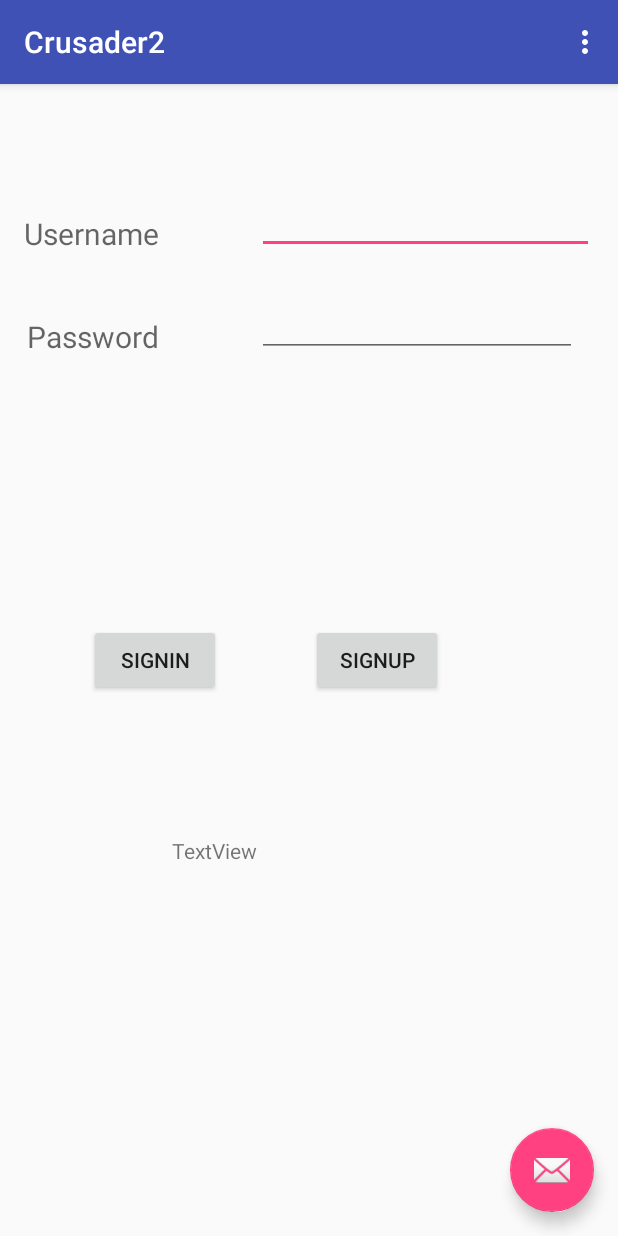
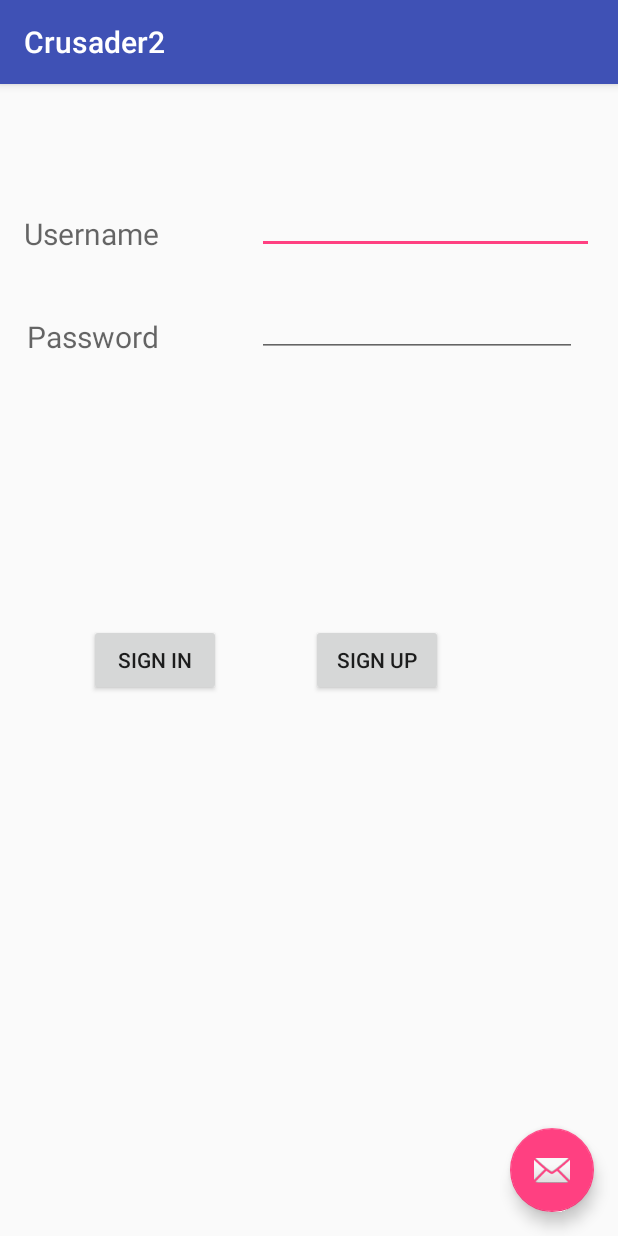
Before and after one commit to shubam123/crusaders-journalism, an Android app: the screen it shows after launch (MainActivity), on a phone screen of 412 x 824 dp. Run offline under Robolectric (Android 15) with nearby library versions, the phone set to English and light mode, and no system bars.

Commit message:
fifth commit

```diff
--- a/Crusader2/app/src/main/AndroidManifest.xml
+++ b/Crusader2/app/src/main/AndroidManifest.xml
@@ -8,7 +8,6 @@
         android:allowBackup="true"
         android:icon="@mipmap/ic_launcher"
         android:label="@string/app_name"
-
         android:supportsRtl="true"
         android:theme="@style/AppTheme">
         <activity
@@ -21,6 +20,7 @@
                 <category android:name="android.intent.category.LAUNCHER" />
             </intent-filter>
         </activity>
+        <activity android:name=".Signup"></activity>
     </application>
 
 </manifest>
--- a/Crusader2/app/src/main/res/layout/content_main.xml
+++ b/Crusader2/app/src/main/res/layout/content_main.xml
@@ -49,19 +49,18 @@
     <Button
         android:layout_width="wrap_content"
         android:layout_height="wrap_content"
-        android:text="Signin"
+        android:text="Sign in"
         android:id="@+id/button1"
         android:layout_centerVertical="true"
         android:layout_toLeftOf="@+id/editText2"
         android:layout_toStartOf="@+id/editText2"
         android:layout_marginRight="24dp"
-        android:layout_marginEnd="24dp"
-        android:onClick="onClick (MainActivity)" />
+        android:layout_marginEnd="24dp" />
 
     <Button
         android:layout_width="wrap_content"
         android:layout_height="wrap_content"
-        android:text="SignUp"
+        android:text="Sign Up"
         android:id="@+id/button2"
         android:layout_centerVertical="true"
         android:layout_alignLeft="@+id/editText2"
@@ -80,12 +79,17 @@
         android:id="@+id/editText2" />
 
     <TextView
-        android:text="TextView"
         android:layout_width="wrap_content"
         android:layout_height="wrap_content"
+        android:layout_marginTop="69dp"
+        android:id="@+id/textView"
         android:layout_below="@+id/button1"
-        android:layout_toStartOf="@+id/button2"
-        android:layout_marginTop="93dp"
-        android:id="@+id/textView" />
+        tools:textSize="40sp"
+        android:layout_alignParentRight="true"
+        android:layout_alignParentEnd="true"
+        android:layout_alignParentLeft="true"
+        android:layout_alignParentStart="true"
+        android:textAlignment="center"
+        android:textStyle="normal|bold" />
 
 </RelativeLayout>
```
Also changed, not shown: Crusader2/app/src/main/java/com/example/aman/crusader2/MainActivity.java (+118 -36 lines), Crusader2/app/src/main/java/com/example/aman/crusader2/Signup.java (added, +13 -0 lines), Crusader2/app/src/main/res/layout/activity_signup.xml (added, +13 -0 lines).
